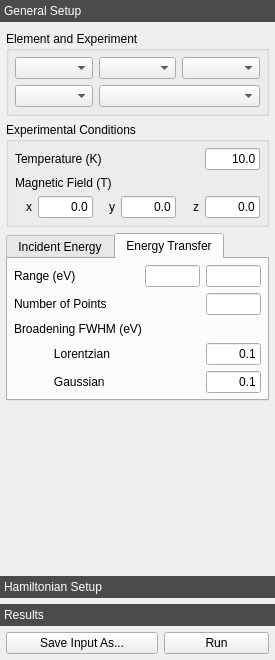
mretegan/crispy, file crispy/resources/gui/uis/quanty.ui: the form before one commit.
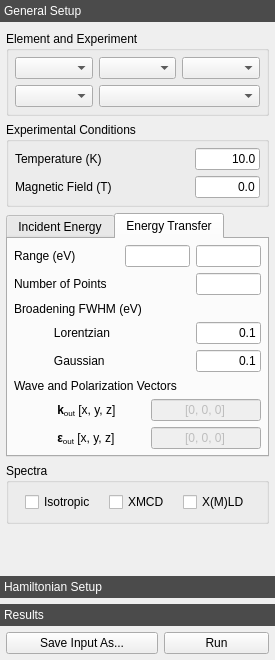
The form after the commit. The open tabs and pages were chosen to show the change. Icons and pictures are not drawn. Custom widgets are drawn as their Qt base class.

Commit message: Add XMCD and X(M)LD, and polarization dependence

What changed in the file:
```diff
--- a/crispy/resources/gui/uis/quanty.ui
+++ b/crispy/resources/gui/uis/quanty.ui
@@ -19,7 +19,7 @@
   <property name="minimumSize">
    <size>
     <width>275</width>
-    <height>340</height>
+    <height>350</height>
    </size>
   </property>
   <property name="styleSheet">
@@ -63,6 +63,9 @@
     </property>
     <item>
      <widget class="QToolBox" name="quantyToolBox">
+      <property name="enabled">
+       <bool>true</bool>
+      </property>
       <property name="lineWidth">
        <number>0</number>
       </property>
@@ -75,13 +78,16 @@
          <x>0</x>
          <y>0</y>
          <width>275</width>
-         <height>514</height>
+         <height>554</height>
         </rect>
        </property>
        <attribute name="label">
         <string>General Setup</string>
        </attribute>
        <layout class="QVBoxLayout" name="verticalLayout">
+        <property name="spacing">
+         <number>6</number>
+        </property>
         <property name="leftMargin">
          <number>6</number>
         </property>
@@ -162,7 +168,13 @@
          </widget>
         </item>
         <item>
-         <widget class="QGroupBox" name="groupBox">
+         <widget class="QGroupBox" name="experimentGroupBox">
+          <property name="minimumSize">
+           <size>
+            <width>240</width>
+            <height>0</height>
+           </size>
+          </property>
           <property name="title">
            <string>Experimental Conditions</string>
           </property>
@@ -207,7 +219,7 @@
                </property>
                <property name="maximumSize">
                 <size>
-                 <width>55</width>
+                 <width>65</width>
                  <height>16777215</height>
                 </size>
                </property>
@@ -222,117 +234,25 @@
             </layout>
            </item>
            <item>
-            <widget class="QLabel" name="magneticFieldLabel">
-             <property name="text">
-              <string>Magnetic Field (T)</string>
-             </property>
-            </widget>
-           </item>
-           <item>
-            <layout class="QHBoxLayout" name="_4">
+            <layout class="QHBoxLayout" name="_20">
              <item>
-              <widget class="QLabel" name="magneticFieldXLabel">
-               <property name="sizePolicy">
-                <sizepolicy hsizetype="Preferred" vsizetype="Preferred">
-                 <horstretch>0</horstretch>
-                 <verstretch>0</verstretch>
-                </sizepolicy>
-               </property>
+              <widget class="QLabel" name="magneticFieldLabel">
                <property name="text">
-                <string>x</string>
+                <string>Magnetic Field (T)</string>
                </property>
-               <property name="alignment">
-                <set>Qt::AlignRight|Qt::AlignTrailing|Qt::AlignVCenter</set>
-               </property>
               </widget>
              </item>
              <item>
-              <widget class="QLineEdit" name="magneticFieldXLineEdit">
+              <widget class="QLineEdit" name="magneticFieldLineEdit">
                <property name="sizePolicy">
-                <sizepolicy hsizetype="MinimumExpanding" vsizetype="Fixed">
+                <sizepolicy hsizetype="Preferred" vsizetype="Fixed">
                  <horstretch>0</horstretch>
                  <verstretch>0</verstretch>
                 </sizepolicy>
                </property>
                <property name="maximumSize">
                 <size>
-                 <width>55</width>
-                 <height>16777215</height>
-                </size>
-               </property>
-               <property name="text">
-                <string>0.0</string>
-               </property>
-               <property name="alignment">
-                <set>Qt::AlignRight|Qt::AlignTrailing|Qt::AlignVCenter</set>
-               </property>
-              </widget>
-             </item>
-             <item>
-              <widget class="QLabel" name="magneticFieldYLabel">
-               <property name="sizePolicy">
-                <sizepolicy hsizetype="Preferred" vsizetype="Preferred">
-                 <horstretch>0</horstretch>
-                 <verstretch>0</verstretch>
-                </sizepolicy>
-               </property>
-               <property name="text">
-                <string>y</string>
-               </property>
-               <property name="alignment">
-                <set>Qt::AlignRight|Qt::AlignTrailing|Qt::AlignVCenter</set>
-               </property>
-              </widget>
-             </item>
-             <item>
-              <widget class="QLineEdit" name="magneticFieldYLineEdit">
-               <property name="sizePolicy">
-                <sizepolicy hsizetype="MinimumExpanding" vsizetype="Fixed">
-                 <horstretch>0</horstretch>
-                 <verstretch>0</verstretch>
-                </sizepolicy>
-               </property>
-               <property name="maximumSize">
-                <size>
-                 <width>55</width>
-                 <height>16777215</height>
-                </size>
-               </property>
-               <property name="text">
-                <string>0.0</string>
-               </property>
-               <property name="alignment">
-                <set>Qt::AlignRight|Qt::AlignTrailing|Qt::AlignVCenter</set>
-               </property>
-              </widget>
-             </item>
-             <item>
-              <widget class="QLabel" name="magneticFieldZLabel">
-               <property name="sizePolicy">
-                <sizepolicy hsizetype="Preferred" vsizetype="Preferred">
-                 <horstretch>0</horstretch>
-                 <verstretch>0</verstretch>
-                </sizepolicy>
-               </property>
-               <property name="text">
-                <string> z</string>
-               </property>
-               <property name="alignment">
-                <set>Qt::AlignRight|Qt::AlignTrailing|Qt::AlignVCenter</set>
-               </property>
-              </widget>
-             </item>
-             <item>
-              <widget class="QLineEdit" name="magneticFieldZLineEdit">
-               <property name="sizePolicy">
-                <sizepolicy hsizetype="MinimumExpanding" vsizetype="Fixed">
-                 <horstretch>0</horstretch>
-                 <verstretch>0</verstretch>
-                </sizepolicy>
-               </property>
-               <property name="maximumSize">
-                <size>
-                 <width>55</width>
+                 <width>65</width>
                  <height>16777215</height>
                 </size>
                </property>
@@ -357,6 +277,15 @@
             <verstretch>0</verstretch>
            </sizepolicy>
           </property>
+          <property name="minimumSize">
+           <size>
+            <width>240</width>
+            <height>0</height>
+           </size>
+          </property>
+          <property name="focusPolicy">
+           <enum>Qt::NoFocus</enum>
+          </property>
           <property name="currentIndex">
            <number>0</number>
           </property>
@@ -538,6 +467,82 @@
               </item>
              </layout>
             </item>
+            <item>
+             <widget class="QLabel" name="e1VectorsLabel">
+              <property name="text">
+               <string>Wave and Polarization Vectors</string>
+              </property>
+             </widget>
+            </item>
+            <item>
+             <layout class="QHBoxLayout" name="_4">
+              <item>
+               <widget class="QLabel" name="kinLabel">
+                <property name="text">
+                 <string>&lt;html&gt;&lt;head/&gt;&lt;body&gt;&lt;p&gt;&amp;nbsp;&amp;nbsp;&amp;nbsp;&amp;nbsp;&amp;nbsp;&amp;nbsp;&amp;nbsp;&amp;nbsp;&amp;nbsp;&amp;nbsp;&amp;nbsp;&amp;nbsp;&amp;nbsp;&lt;span style=&quot; font-weight:600;&quot;&gt;k&lt;/span&gt;&lt;span style=&quot; vertical-align:sub;&quot;&gt;in&lt;/span&gt;&lt;span style=&quot; font-weight:600;&quot;/&gt; [x, y, z]&lt;/p&gt;&lt;/body&gt;&lt;/html&gt;</string>
+                </property>
+               </widget>
+              </item>
+              <item>
+               <widget class="QLineEdit" name="kinLineEdit">
+                <property name="sizePolicy">
+                 <sizepolicy hsizetype="Fixed" vsizetype="Fixed">
+                  <horstretch>0</horstretch>
+                  <verstretch>0</verstretch>
+                 </sizepolicy>
+                </property>
+                <property name="maximumSize">
+                 <size>
+                  <width>110</width>
+                  <height>16777215</height>
+                 </size>
+                </property>
+                <property name="text">
+                 <string>[0, -1, 0]</string>
+                </property>
+                <property name="alignment">
+                 <set>Qt::AlignCenter</set>
+                </property>
+               </widget>
+              </item>
+             </layout>
+            </item>
+            <item>
+             <layout class="QHBoxLayout" name="_21">
+              <item>
+               <widget class="QLabel" name="einLabel">
+                <property name="text">
+                 <string>&lt;html&gt;&lt;head/&gt;&lt;body&gt;&lt;p&gt;&amp;nbsp;&amp;nbsp;&amp;nbsp;&amp;nbsp;&amp;nbsp;&amp;nbsp;&amp;nbsp;&amp;nbsp;&amp;nbsp;&amp;nbsp;&amp;nbsp;&amp;nbsp;&amp;nbsp;&lt;span style=&quot; font-weight:600;&quot;&gt;ε&lt;/span&gt;&lt;span style=&quot; vertical-align:sub;&quot;&gt;in&lt;/span&gt; [x, y, z]&lt;/p&gt;&lt;/body&gt;&lt;/html&gt;</string>
+                </property>
+               </widget>
+              </item>
+              <item>
+               <widget class="QLineEdit" name="einLineEdit">
+                <property name="enabled">
+                 <bool>true</bool>
+                </property>
+                <property name="sizePolicy">
+                 <sizepolicy hsizetype="Fixed" vsizetype="Fixed">
+                  <horstretch>0</horstretch>
+                  <verstretch>0</verstretch>
+                 </sizepolicy>
+                </property>
+                <property name="maximumSize">
+                 <size>
+                  <width>110</width>
+                  <height>16777215</height>
+                 </size>
+                </property>
+                <property name="text">
+                 <string>[0, 0, 1]</string>
+                </property>
+                <property name="alignment">
+                 <set>Qt::AlignCenter</set>
+                </property>
+               </widget>
+              </item>
+             </layout>
+            </item>
            </layout>
           </widget>
           <widget class="QWidget" name="e2Tab">
@@ -579,7 +584,7 @@
                 </property>
                 <property name="maximumSize">
                  <size>
-                  <width>55</width>
+                  <width>65</width>
                   <height>16777215</height>
                  </size>
                 </property>
@@ -598,7 +603,7 @@
                 </property>
                 <property name="maximumSize">
                  <size>
-                  <width>55</width>
+                  <width>65</width>
                   <height>16777215</height>
                  </size>
                 </property>
@@ -634,7 +639,7 @@
                 </property>
                 <property name="maximumSize">
                  <size>
-                  <width>55</width>
+                  <width>65</width>
                   <height>16777215</height>
                  </size>
                 </property>
@@ -671,7 +676,7 @@
                 </property>
                 <property name="maximumSize">
                  <size>
-                  <width>55</width>
+                  <width>65</width>
                   <height>16777215</height>
                  </size>
                 </property>
@@ -704,7 +709,7 @@
                 </property>
                 <property name="maximumSize">
                  <size>
-                  <width>55</width>
+                  <width>65</width>
                   <height>16777215</height>
                  </size>
                 </property>
@@ -718,10 +723,140 @@
               </item>
              </layout>
             </item>
+            <item>
+             <widget class="QLabel" name="e2VectorsLabel">
+              <property name="text">
+               <string>Wave and Polarization Vectors</string>
+              </property>
+             </widget>
+            </item>
+            <item>
+             <layout class="QHBoxLayout" name="_22">
+              <item>
+               <widget class="QLabel" name="koutLabel">
+                <property name="text">
+                 <string>&lt;html&gt;&lt;head/&gt;&lt;body&gt;&lt;p&gt;&amp;nbsp;&amp;nbsp;&amp;nbsp;&amp;nbsp;&amp;nbsp;&amp;nbsp;&amp;nbsp;&amp;nbsp;&amp;nbsp;&amp;nbsp;&amp;nbsp;&amp;nbsp;&amp;nbsp;&lt;span style=&quot; font-weight:600;&quot;&gt;k&lt;/span&gt;&lt;span style=&quot; vertical-align:sub;&quot;&gt;out&lt;/span&gt;&lt;span style=&quot; font-weight:600;&quot;/&gt; [x, y, z]&lt;/p&gt;&lt;/body&gt;&lt;/html&gt;</string>
+                </property>
+               </widget>
+              </item>
+              <item>
+               <widget class="QLineEdit" name="koutLineEdit">
+                <property name="enabled">
+                 <bool>false</bool>
+                </property>
+                <property name="sizePolicy">
+                 <sizepolicy hsizetype="Fixed" vsizetype="Fixed">
+                  <horstretch>0</horstretch>
+                  <verstretch>0</verstretch>
+                 </sizepolicy>
+                </property>
+                <property name="maximumSize">
+                 <size>
+                  <width>110</width>
+                  <height>16777215</height>
+                 </size>
+                </property>
+                <property name="text">
+                 <string>[0, 0, 0]</string>
+                </property>
+                <property name="alignment">
+                 <set>Qt::AlignCenter</set>
+                </property>
+               </widget>
+              </item>
+             </layout>
+            </item>
+            <item>
+             <layout class="QHBoxLayout" name="_23">
+              <item>
+               <widget class="QLabel" name="eoutLabel">
+                <property name="text">
+                 <string>&lt;html&gt;&lt;head/&gt;&lt;body&gt;&lt;p&gt;&amp;nbsp;&amp;nbsp;&amp;nbsp;&amp;nbsp;&amp;nbsp;&amp;nbsp;&amp;nbsp;&amp;nbsp;&amp;nbsp;&amp;nbsp;&amp;nbsp;&amp;nbsp;&amp;nbsp;&lt;span style=&quot; font-weight:600;&quot;&gt;ε&lt;/span&gt;&lt;span style=&quot; vertical-align:sub;&quot;&gt;out&lt;/span&gt; [x, y, z]&lt;/p&gt;&lt;/body&gt;&lt;/html&gt;</string>
+                </property>
+               </widget>
+              </item>
+              <item>
+               <widget class="QLineEdit" name="eoutLineEdit">
+                <property name="enabled">
+                 <bool>false</bool>
+                </property>
+                <property name="sizePolicy">
+                 <sizepolicy hsizetype="Fixed" vsizetype="Fixed">
+                  <horstretch>0</horstretch>
+                  <verstretch>0</verstretch>
+                 </sizepolicy>
+                </property>
+                <property name="maximumSize">
+                 <size>
+                  <width>110</width>
+                  <height>16777215</height>
+                 </size>
+                </property>
+                <property name="text">
+                 <string>[0, 0, 0]</string>
+                </property>
+                <property name="alignment">
+                 <set>Qt::AlignCenter</set>
+                </property>
+               </widget>
+              </item>
+             </layout>
+            </item>
            </layout>
           </widget>
          </widget>
         </item>
+        <item>
+         <widget class="QGroupBox" name="spectraGroupBox">
+          <property name="toolTip">
+           <string>Select the spectra to be calculated.</string>
+          </property>
+          <property name="title">
+           <string>Spectra</string>
+          </property>
+          <layout class="QHBoxLayout" name="horizontalLayout">
+           <item>
+            <widget class="QCheckBox" name="calculateIsoCheckBox">
+             <property name="sizePolicy">
+              <sizepolicy hsizetype="Fixed" vsizetype="Fixed">
+               <horstretch>0</horstretch>
+               <verstretch>0</verstretch>
+              </sizepolicy>
+             </property>
+             <property name="text">
+              <string>Isotropic</string>
+             </property>
+            </widget>
+           </item>
+           <item>
+            <widget class="QCheckBox" name="calculateCDCheckBox">
+             <property name="sizePolicy">
+              <sizepolicy hsizetype="Fixed" vsizetype="Fixed">
+               <horstretch>0</horstretch>
+               <verstretch>0</verstretch>
+              </sizepolicy>
+             </property>
+             <property name="text">
+              <string>XMCD</string>
+             </property>
+            </widget>
+           </item>
+           <item>
+            <widget class="QCheckBox" name="calculateLDCheckBox">
+             <property name="sizePolicy">
+              <sizepolicy hsizetype="Fixed" vsizetype="Fixed">
+               <horstretch>0</horstretch>
+               <verstretch>0</verstretch>
+              </sizepolicy>
+             </property>
+             <property name="text">
+              <string>X(M)LD</string>
+             </property>
+            </widget>
+           </item>
+          </layout>
+         </widget>
+        </item>
         <item>
          <spacer name="spacer">
           <property name="orientation">
```
Left out of the diff: 86 changed lines with no effect on the pictures. The commit also changes 26 other files.
